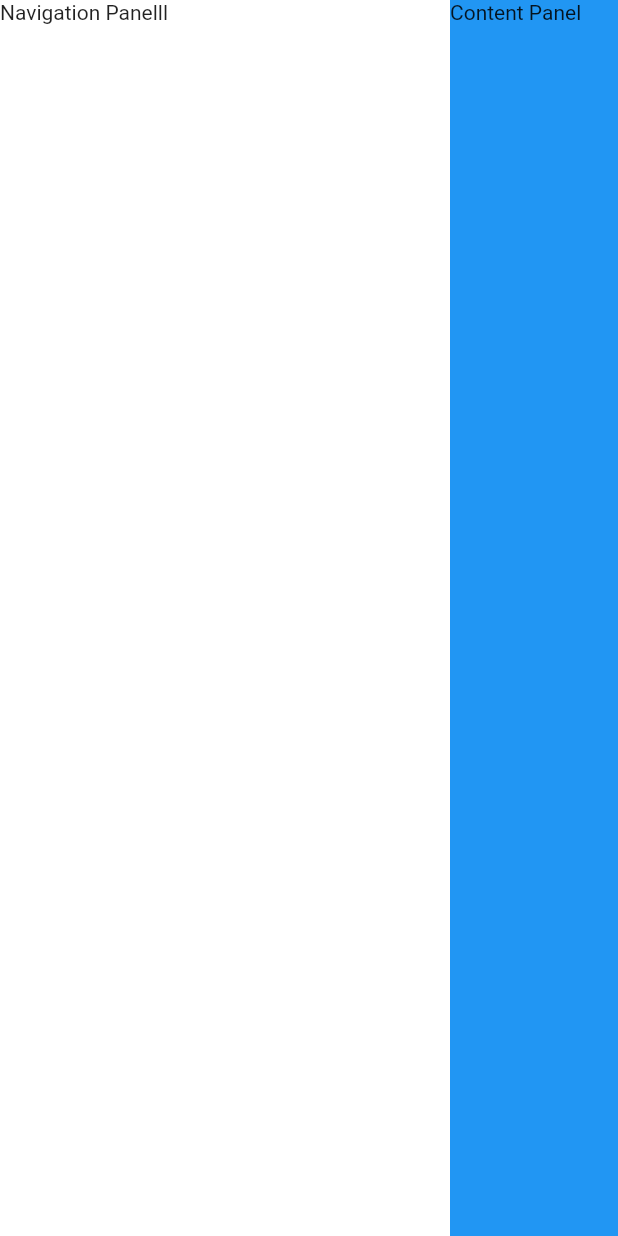
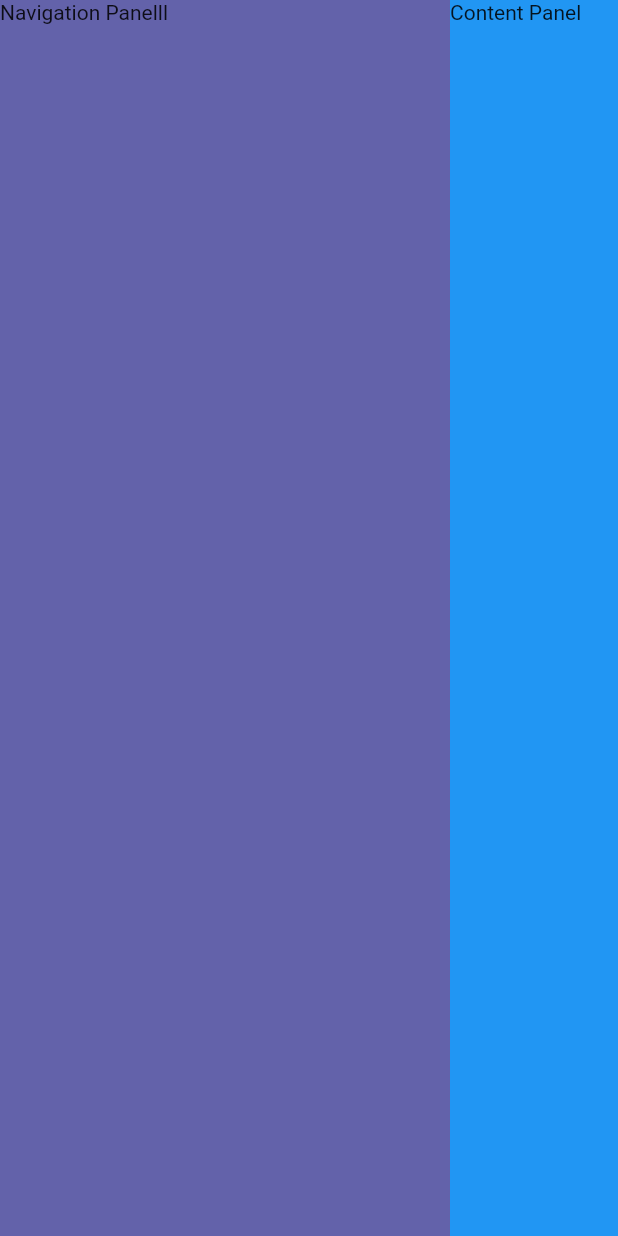
Before and after one commit to xaraphix/luki, a Flutter app: the screen it shows after launch, on a phone screen of 412 x 824 dp. Run offline on Flutter 3.47's test engine with Material 2 defaults, Android fonts, the phone set to English and light mode, and no system bars.

Commit message:
wires up mat-theme

```diff
--- a/lib/app_screen.dart
+++ b/lib/app_screen.dart
@@ -8,7 +8,6 @@ class AppScreen extends StatelessWidget {
   @override
   Widget build(BuildContext context) {
     return const Scaffold(
-      backgroundColor: Colors.red,
       body: DesktopScreen(),
     );
   }
--- a/lib/main.dart
+++ b/lib/main.dart
@@ -1,5 +1,6 @@
 import 'package:flutter/material.dart';
 import 'package:luki/app_screen.dart';
+import 'package:luki/styles/themes.dart';
 
 void main() {
   runApp(const Luki());
@@ -11,11 +12,10 @@ class Luki extends StatelessWidget {
   @override
   Widget build(BuildContext context) {
     return MaterialApp(
-      title: 'Flutter Demo',
+      title: 'Luki',
       debugShowCheckedModeBanner: false,
-      theme: ThemeData(
-        primarySwatch: Colors.blue,
-      ),
+      darkTheme: AppTheme.darkTheme,
+      themeMode: AppTheme.themeMode,
       home: const AppScreen(),
     );
   }
--- /dev/null
+++ b/lib/styles/themes.dart
@@ -0,0 +1,13 @@
+import 'package:flutter/material.dart';
+
+AppTheme currTheme = AppTheme();
+
+class AppTheme with ChangeNotifier {
+  static const bool _isDarkTheme = true;
+  static ThemeMode get themeMode => ThemeMode.dark;
+
+  static final ThemeData darkTheme = ThemeData(
+      primaryColor: const Color.fromARGB(255, 99, 98, 170),
+      scaffoldBackgroundColor: const Color.fromARGB(255, 11, 11, 11),
+      cardColor: Colors.black);
+}
--- a/lib/widgets/navigation_panel_dart.dart
+++ b/lib/widgets/navigation_panel_dart.dart
@@ -9,6 +9,7 @@ class NavigationPanelDesktop extends StatelessWidget {
         width: 300,
         height: double.infinity,
         child: Container(
-            color: Colors.white, child: const Text('Navigation Panelll')));
+            color: Theme.of(context).primaryColor,
+            child: const Text('Navigation Panelll')));
   }
 }
```
